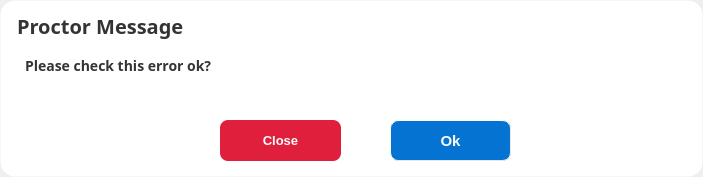
Above: src/main/python/error.ui from Ahmed-Dakrory/ProctoringApp before the change. Below: the same form after it.
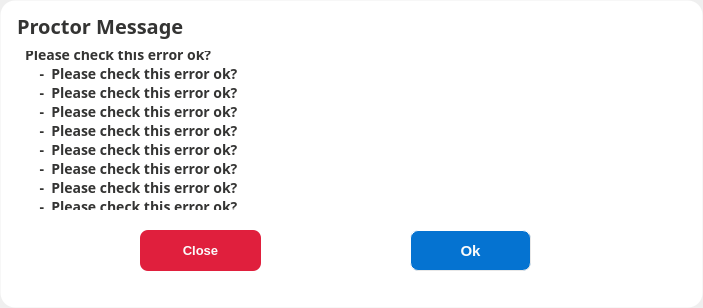
That is the form after the change.

Patch:
```diff
--- a/src/main/python/error.ui
+++ b/src/main/python/error.ui
@@ -7,7 +7,7 @@
     <x>0</x>
     <y>0</y>
     <width>703</width>
-    <height>177</height>
+    <height>308</height>
    </rect>
   </property>
   <property name="windowTitle">
@@ -27,8 +27,8 @@
    <widget class="QPushButton" name="okError">
     <property name="geometry">
      <rect>
-      <x>390</x>
-      <y>120</y>
+      <x>410</x>
+      <y>230</y>
       <width>121</width>
       <height>41</height>
      </rect>
@@ -64,7 +64,7 @@
       <x>20</x>
       <y>50</y>
       <width>671</width>
-      <height>31</height>
+      <height>161</height>
      </rect>
     </property>
     <property name="styleSheet">
@@ -77,14 +77,22 @@
   color: #343433;</string>
     </property>
     <property name="text">
-     <string>Please check this error ok?</string>
+     <string>Please check this error ok?
+    -  Please check this error ok?
+    -  Please check this error ok?
+    -  Please check this error ok?
+    -  Please check this error ok?
+    -  Please check this error ok?
+    -  Please check this error ok?
+    -  Please check this error ok?
+    -  Please check this error ok?</string>
     </property>
    </widget>
    <widget class="QPushButton" name="close">
     <property name="geometry">
      <rect>
-      <x>220</x>
-      <y>120</y>
+      <x>140</x>
+      <y>230</y>
       <width>121</width>
       <height>41</height>
      </rect>
```
Left out of the diff: 3 changed lines with no effect on the pictures.
